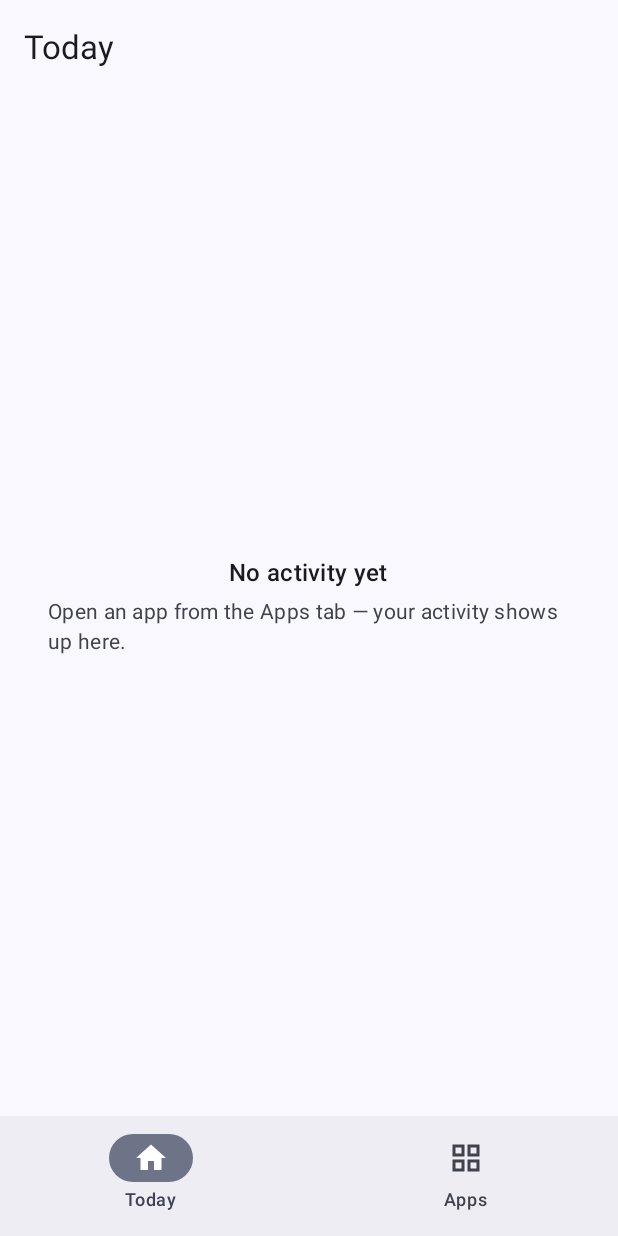
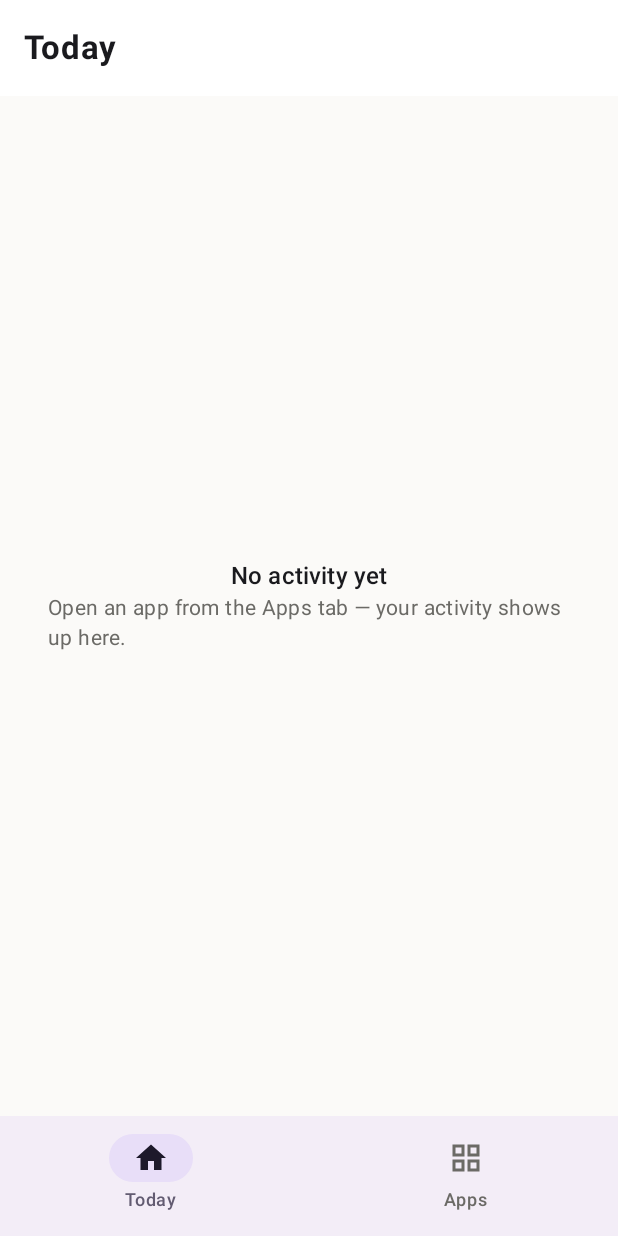
Before and after one commit to harshal2802/snappet-mobile, an Android app built with Jetpack Compose: the screen it shows after launch (MainActivity), on a phone screen of 412 x 824 dp. Run offline under Robolectric (Android 15) with nearby library versions, the phone set to English and light mode, and no system bars; our stand-ins replace Room's generated code.

Commit message:
Add Snappet Pulse design-system tokens (color, type, shape, spacing, motion)
- Color.kt: Pulse light/dark roles + SnappetAccents.forModule(id) for the
  real module ids (workout, workout-log, pomodoro, habit, journal, tip,
  expense, budget).
- Theme.kt: full light/dark M3 schemes; Material You now opt-in via
  dynamicColor (default off, API 31+); wires Shapes + Typography and
  provides LocalSpacing + LocalReduceMotion.
- Spacing.kt / Shape.kt / Type.kt: 4-pt scale, 10/16/24dp shapes, M3 type ramp.
- Motion.kt: SnappetMotion quick/standard/expressive/reduced specs,
  rememberSystemReduceMotion(), LocalReduceMotion, gated() helpers.

https://claude.ai/code/session_01SMws3szKwwGkKr1KVu3LhK

```diff
--- /dev/null
+++ b/android/app/src/main/java/com/snappet/mobile/ui/theme/Color.kt
@@ -0,0 +1,72 @@
+package com.snappet.mobile.ui.theme
+
+import androidx.compose.ui.graphics.Color
+
+/**
+ * The "Snappet Pulse" palette — light + dark roles, mirroring the iOS Pulse spec. Raw colors are
+ * collected here; [Theme] wires them into Material 3 `lightColorScheme`/`darkColorScheme`. Per-module
+ * accents live in [SnappetAccents].
+ */
+object PulseColors {
+    // Brand / primary — "Pulse Coral".
+    val PrimaryLight = Color(0xFFFF5A4D)
+    val PrimaryDark = Color(0xFFFF7A6B)
+
+    // Background — "paper".
+    val BackgroundLight = Color(0xFFFBFAF8)
+    val BackgroundDark = Color(0xFF121214)
+
+    // Surface — card.
+    val SurfaceLight = Color(0xFFFFFFFF)
+    val SurfaceDark = Color(0xFF1E1E22)
+
+    // Surface variant — "surfaceMuted" tile fill.
+    val SurfaceVariantLight = Color(0xFFF2F1EE)
+    val SurfaceVariantDark = Color(0xFF26262B)
+
+    // Outline — "hairline".
+    val OutlineLight = Color(0xFFE7E5E1)
+    val OutlineDark = Color(0xFF34343A)
+
+    // On background / on surface — "ink".
+    val InkLight = Color(0xFF1A1A1E)
+    val InkDark = Color(0xFFF4F3F1)
+
+    // On surface variant — "textSecondary".
+    val TextSecondaryLight = Color(0xFF6B6A66)
+    val TextSecondaryDark = Color(0xFFA6A5A1)
+
+    // On-primary text (text drawn on the coral primary).
+    val OnPrimary = Color(0xFFFFFFFF)
+}
+
+/**
+ * Curated per-module accent colors, keyed by the real [com.snappet.mobile.core.AppModule.id] values
+ * registered in `ModuleRegistry`. Mirrors the iOS accent assignment:
+ *  - `workout` (Workout Reels) → coral, `workout-log` (Workout Tracker) → ember-orange,
+ *  - `pomodoro` → tomato, `habit` → leaf-green, `journal` → violet,
+ *  - `tip` → mint, `expense` → teal, `budget` → azure.
+ */
+object SnappetAccents {
+    val Coral = Color(0xFFFF5A4D)
+    val Ember = Color(0xFFF76808)
+    val Tomato = Color(0xFFE5484D)
+    val Leaf = Color(0xFF30A46C)
+    val Violet = Color(0xFF8E4EC6)
+    val Mint = Color(0xFF12A594)
+    val Teal = Color(0xFF0D9488)
+    val Azure = Color(0xFF0091FF)
+
+    /** Accent for a module id; falls back to the brand coral for unknown ids. */
+    fun forModule(id: String): Color = when (id) {
+        "workout" -> Coral
+        "workout-log" -> Ember
+        "pomodoro" -> Tomato
+        "habit" -> Leaf
+        "journal" -> Violet
+        "tip" -> Mint
+        "expense" -> Teal
+        "budget" -> Azure
+        else -> Coral
+    }
+}
--- /dev/null
+++ b/android/app/src/main/java/com/snappet/mobile/ui/theme/Motion.kt
@@ -0,0 +1,72 @@
+package com.snappet.mobile.ui.theme
+
+import android.provider.Settings
+import androidx.compose.animation.core.AnimationSpec
+import androidx.compose.animation.core.FiniteAnimationSpec
+import androidx.compose.animation.core.Spring
+import androidx.compose.animation.core.snap
+import androidx.compose.animation.core.spring
+import androidx.compose.animation.core.tween
+import androidx.compose.runtime.Composable
+import androidx.compose.runtime.remember
+import androidx.compose.runtime.staticCompositionLocalOf
+import androidx.compose.ui.platform.LocalContext
+
+/**
+ * The "Snappet Pulse" motion system. Specs are hand-rolled (not tied to any specific M3
+ * `MotionScheme` version) so behaviour is stable across Compose releases. Use [SnappetMotion]
+ * helpers via [gated] so every animation collapses to [SnappetMotion.reduced] when the user has
+ * disabled animations.
+ */
+object SnappetMotion {
+    /** ~150ms linear-ish tween for small, frequent state changes (color, alpha, small offsets). */
+    fun <T> quick(): FiniteAnimationSpec<T> = tween(durationMillis = 150)
+
+    /** The default expressive motion: a medium-bouncy, low-stiffness spring for entrances/values. */
+    fun <T> standard(): FiniteAnimationSpec<T> = spring(
+        dampingRatio = Spring.DampingRatioMediumBouncy,
+        stiffness = Spring.StiffnessLow,
+    )
+
+    /** A restrained spring for press/scale feedback — low bounce so it settles cleanly. */
+    fun <T> expressive(): FiniteAnimationSpec<T> = spring(
+        dampingRatio = Spring.DampingRatioLowBouncy,
+        stiffness = Spring.StiffnessMediumLow,
+    )
+
+    /** No motion: snap straight to the target value. Used when reduce-motion is on. */
+    fun <T> reduced(): FiniteAnimationSpec<T> = snap()
+}
+
+/** Whether the user has asked the system to remove/minimise animations. */
+val LocalReduceMotion = staticCompositionLocalOf { false }
+
+/**
+ * Reads the OS animation preference: `Settings.Global.ANIMATOR_DURATION_SCALE == 0f` means the user
+ * turned animations off (Developer options / accessibility). Defaults to "not reduced" if the
+ * setting can't be read.
+ */
+@Composable
+fun rememberSystemReduceMotion(): Boolean {
+    val context = LocalContext.current
+    return remember(context) {
+        val scale = Settings.Global.getFloat(
+            context.contentResolver,
+            Settings.Global.ANIMATOR_DURATION_SCALE,
+            1f,
+        )
+        scale == 0f
+    }
+}
+
+/**
+ * Returns [spec] normally, or [SnappetMotion.reduced] when reduce-motion is on. Pass the current
+ * [LocalReduceMotion] value as [reduceMotion]. Use everywhere an animation spec is supplied so a
+ * single flag governs all motion.
+ */
+fun <T> gated(reduceMotion: Boolean, spec: FiniteAnimationSpec<T>): FiniteAnimationSpec<T> =
+    if (reduceMotion) SnappetMotion.reduced() else spec
+
+/** [gated] overload for the broader [AnimationSpec] type (e.g. cross-fade/animateContentSize). */
+fun <T> gatedSpec(reduceMotion: Boolean, spec: AnimationSpec<T>): AnimationSpec<T> =
+    if (reduceMotion) SnappetMotion.reduced() else spec
--- /dev/null
+++ b/android/app/src/main/java/com/snappet/mobile/ui/theme/Shape.kt
@@ -0,0 +1,15 @@
+package com.snappet.mobile.ui.theme
+
+import androidx.compose.foundation.shape.RoundedCornerShape
+import androidx.compose.material3.Shapes
+import androidx.compose.ui.unit.dp
+
+/**
+ * The Pulse corner-radius scale wired into Material 3 [Shapes]: small 10dp, medium 16dp, large 24dp.
+ * `MaterialTheme.shapes.medium` is the default card/tile radius across the suite.
+ */
+val SnappetShapes = Shapes(
+    small = RoundedCornerShape(10.dp),
+    medium = RoundedCornerShape(16.dp),
+    large = RoundedCornerShape(24.dp),
+)
--- /dev/null
+++ b/android/app/src/main/java/com/snappet/mobile/ui/theme/Spacing.kt
@@ -0,0 +1,20 @@
+package com.snappet.mobile.ui.theme
+
+import androidx.compose.runtime.staticCompositionLocalOf
+import androidx.compose.ui.unit.Dp
+import androidx.compose.ui.unit.dp
+
+/**
+ * A 4-pt spacing scale, mirroring the iOS Pulse spec. Read via [LocalSpacing] inside any composable
+ * (e.g. `LocalSpacing.current.md12`) to keep gaps/padding on a consistent rhythm.
+ */
+data class Spacing(
+    val xs4: Dp = 4.dp,
+    val sm8: Dp = 8.dp,
+    val md12: Dp = 12.dp,
+    val lg16: Dp = 16.dp,
+    val xl24: Dp = 24.dp,
+    val xxl32: Dp = 32.dp,
+)
+
+val LocalSpacing = staticCompositionLocalOf { Spacing() }
--- a/android/app/src/main/java/com/snappet/mobile/ui/theme/Theme.kt
+++ b/android/app/src/main/java/com/snappet/mobile/ui/theme/Theme.kt
@@ -3,28 +3,68 @@ package com.snappet.mobile.ui.theme
 import android.os.Build
 import androidx.compose.foundation.isSystemInDarkTheme
 import androidx.compose.material3.MaterialTheme
+import androidx.compose.material3.darkColorScheme
 import androidx.compose.material3.dynamicDarkColorScheme
 import androidx.compose.material3.dynamicLightColorScheme
-import androidx.compose.material3.darkColorScheme
 import androidx.compose.material3.lightColorScheme
 import androidx.compose.runtime.Composable
-import androidx.compose.ui.graphics.Color
+import androidx.compose.runtime.CompositionLocalProvider
 import androidx.compose.ui.platform.LocalContext
 
-private val LightColors = lightColorScheme(primary = Color(0xFF0091FF))
-private val DarkColors = darkColorScheme(primary = Color(0xFF52A9FF))
+/** The "Snappet Pulse" light scheme — coral brand on warm paper. */
+private val LightColors = lightColorScheme(
+    primary = PulseColors.PrimaryLight,
+    onPrimary = PulseColors.OnPrimary,
+    background = PulseColors.BackgroundLight,
+    onBackground = PulseColors.InkLight,
+    surface = PulseColors.SurfaceLight,
+    onSurface = PulseColors.InkLight,
+    surfaceVariant = PulseColors.SurfaceVariantLight,
+    onSurfaceVariant = PulseColors.TextSecondaryLight,
+    outline = PulseColors.OutlineLight,
+)
 
+/** The "Snappet Pulse" dark scheme. */
+private val DarkColors = darkColorScheme(
+    primary = PulseColors.PrimaryDark,
+    onPrimary = PulseColors.OnPrimary,
+    background = PulseColors.BackgroundDark,
+    onBackground = PulseColors.InkDark,
+    surface = PulseColors.SurfaceDark,
+    onSurface = PulseColors.InkDark,
+    surfaceVariant = PulseColors.SurfaceVariantDark,
+    onSurfaceVariant = PulseColors.TextSecondaryDark,
+    outline = PulseColors.OutlineDark,
+)
+
+/**
+ * The suite theme. Defaults to the curated Pulse palette; Material You dynamic color is **opt-in**
+ * via [dynamicColor] (only applied on API 31+). Provides the Pulse spacing scale and the
+ * reduce-motion flag so any composable can read them. Mirrors the iOS Pulse design tokens.
+ */
 @Composable
 fun SnappetTheme(
     darkTheme: Boolean = isSystemInDarkTheme(),
+    dynamicColor: Boolean = false,
     content: @Composable () -> Unit,
 ) {
     val context = LocalContext.current
     val colors = when {
-        Build.VERSION.SDK_INT >= Build.VERSION_CODES.S ->
+        dynamicColor && Build.VERSION.SDK_INT >= Build.VERSION_CODES.S ->
             if (darkTheme) dynamicDarkColorScheme(context) else dynamicLightColorScheme(context)
         darkTheme -> DarkColors
         else -> LightColors
     }
-    MaterialTheme(colorScheme = colors, content = content)
+    val reduceMotion = rememberSystemReduceMotion()
+    CompositionLocalProvider(
+        LocalSpacing provides Spacing(),
+        LocalReduceMotion provides reduceMotion,
+    ) {
+        MaterialTheme(
+            colorScheme = colors,
+            shapes = SnappetShapes,
+            typography = SnappetTypography,
+            content = content,
+        )
+    }
 }
--- /dev/null
+++ b/android/app/src/main/java/com/snappet/mobile/ui/theme/Type.kt
@@ -0,0 +1,75 @@
+package com.snappet.mobile.ui.theme
+
+import androidx.compose.material3.Typography
+import androidx.compose.ui.text.TextStyle
+import androidx.compose.ui.text.font.FontFamily
+import androidx.compose.ui.text.font.FontWeight
+import androidx.compose.ui.unit.sp
+
+/**
+ * Pulse Material 3 [Typography]: a tuned display/title/headline/body/caption ramp using the system
+ * default family. Weights lean a touch heavier on display/title for the expressive Pulse feel while
+ * keeping body/caption legible.
+ */
+val SnappetTypography = Typography(
+    displayLarge = TextStyle(
+        fontFamily = FontFamily.Default, fontWeight = FontWeight.Bold,
+        fontSize = 48.sp, lineHeight = 56.sp, letterSpacing = (-0.5).sp,
+    ),
+    displayMedium = TextStyle(
+        fontFamily = FontFamily.Default, fontWeight = FontWeight.Bold,
+        fontSize = 38.sp, lineHeight = 46.sp, letterSpacing = (-0.25).sp,
+    ),
+    displaySmall = TextStyle(
+        fontFamily = FontFamily.Default, fontWeight = FontWeight.SemiBold,
+        fontSize = 32.sp, lineHeight = 40.sp,
+    ),
+    headlineLarge = TextStyle(
+        fontFamily = FontFamily.Default, fontWeight = FontWeight.SemiBold,
+        fontSize = 28.sp, lineHeight = 36.sp,
+    ),
+    headlineMedium = TextStyle(
+        fontFamily = FontFamily.Default, fontWeight = FontWeight.SemiBold,
+        fontSize = 24.sp, lineHeight = 32.sp,
+    ),
+    headlineSmall = TextStyle(
+        fontFamily = FontFamily.Default, fontWeight = FontWeight.SemiBold,
+        fontSize = 20.sp, lineHeight = 28.sp,
+    ),
+    titleLarge = TextStyle(
+        fontFamily = FontFamily.Default, fontWeight = FontWeight.Bold,
+        fontSize = 22.sp, lineHeight = 28.sp,
+    ),
+    titleMedium = TextStyle(
+        fontFamily = FontFamily.Default, fontWeight = FontWeight.SemiBold,
+        fontSize = 16.sp, lineHeight = 24.sp, letterSpacing = 0.1.sp,
+    ),
+    titleSmall = TextStyle(
+        fontFamily = FontFamily.Default, fontWeight = FontWeight.SemiBold,
+        fontSize = 14.sp, lineHeight = 20.sp, letterSpacing = 0.1.sp,
+    ),
+    bodyLarge = TextStyle(
+        fontFamily = FontFamily.Default, fontWeight = FontWeight.Normal,
+        fontSize = 16.sp, lineHeight = 24.sp, letterSpacing = 0.5.sp,
+    ),
+    bodyMedium = TextStyle(
+        fontFamily = FontFamily.Default, fontWeight = FontWeight.Normal,
+        fontSize = 14.sp, lineHeight = 20.sp, letterSpacing = 0.25.sp,
+    ),
+    bodySmall = TextStyle(
+        fontFamily = FontFamily.Default, fontWeight = FontWeight.Normal,
+        fontSize = 12.sp, lineHeight = 16.sp, letterSpacing = 0.4.sp,
+    ),
+    labelLarge = TextStyle(
+        fontFamily = FontFamily.Default, fontWeight = FontWeight.SemiBold,
+        fontSize = 14.sp, lineHeight = 20.sp, letterSpacing = 0.1.sp,
+    ),
+    labelMedium = TextStyle(
+        fontFamily = FontFamily.Default, fontWeight = FontWeight.Medium,
+        fontSize = 12.sp, lineHeight = 16.sp, letterSpacing = 0.5.sp,
+    ),
+    labelSmall = TextStyle(
+        fontFamily = FontFamily.Default, fontWeight = FontWeight.Medium,
+        fontSize = 11.sp, lineHeight = 16.sp, letterSpacing = 0.5.sp,
+    ),
+)
```
